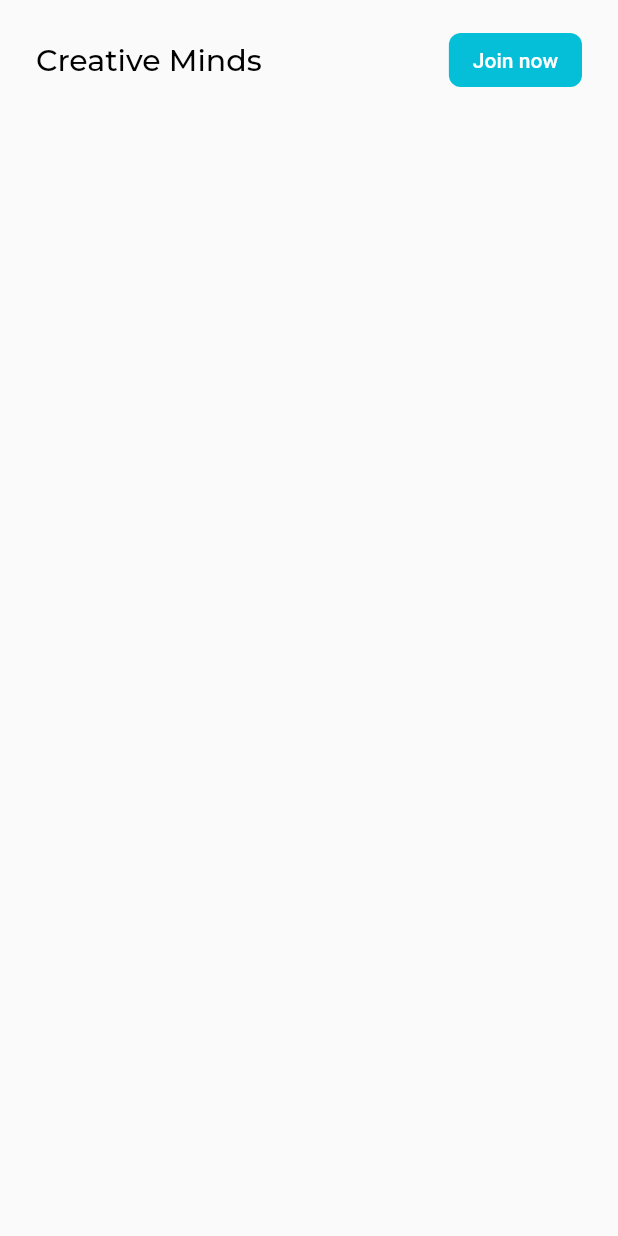
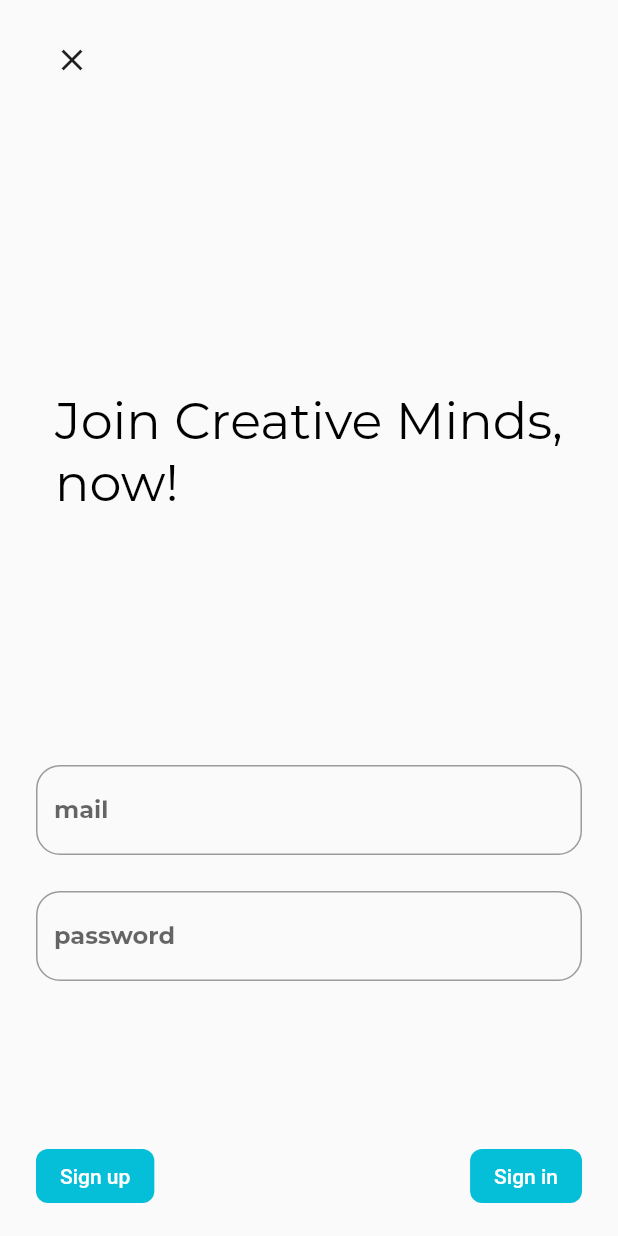
Before and after one commit to wojtekoziol/creative_minds, a Flutter app: the screen it shows after launch, after a tap on "Join now", on a phone screen of 412 x 824 dp. Run offline on Flutter 3.47's test engine with Material 2 defaults, Android fonts, the light colour scheme and no system bars; our stand-ins replace cloud_firestore, firebase_auth, firebase_core, flutter_hooks, flutter_riverpod, freezed_annotation and 2 more; accounts and stored records are empty; generated files the repository leaves out were written again.

Commit message:
Add login page

```diff
--- a/analysis_options.yaml
+++ b/analysis_options.yaml
@@ -5,6 +5,7 @@ linter:
     public_member_api_docs: false
     require_trailing_commas: false
     flutter_style_todos: false
+    use_build_context_synchronously: false
 
 analyzer:
   exclude:
--- a/lib/app/app.dart
+++ b/lib/app/app.dart
@@ -1,5 +1,5 @@
+import 'package:creative_minds/app/app_router.dart';
 import 'package:creative_minds/config/theme/light_theme.dart';
-import 'package:creative_minds/view/navigation/navigation_view.dart';
 import 'package:flutter/material.dart';
 import 'package:flutter_riverpod/flutter_riverpod.dart';
 
@@ -11,7 +11,7 @@ class App extends StatelessWidget {
     return ProviderScope(
       child: MaterialApp(
         theme: lightTheme,
-        home: const NavigationView(),
+        onGenerateRoute: AppRouter.generateRoute,
       ),
     );
   }
--- /dev/null
+++ b/lib/app/app_router.dart
@@ -0,0 +1,29 @@
+import 'package:creative_minds/view/login/login_view.dart';
+import 'package:creative_minds/view/navigation/navigation_view.dart';
+import 'package:flutter/material.dart';
+
+class AppRouter {
+  static Route<dynamic> generateRoute(RouteSettings settings) {
+    switch (settings.name) {
+      case NavigationView.route:
+        return MaterialPageRoute(builder: (_) => const NavigationView());
+
+      case LoginView.route:
+        return PageRouteBuilder(
+          pageBuilder: (_, __, ___) => const LoginView(),
+          transitionsBuilder: (_, animation, __, child) {
+            final tween = Tween(
+              begin: const Offset(0, 1),
+              end: Offset.zero,
+            );
+            return SlideTransition(
+              position: animation.drive(tween),
+              child: child,
+            );
+          },
+        );
+    }
+
+    return MaterialPageRoute(builder: (_) => const NavigationView());
+  }
+}
--- a/lib/config/theme/light_theme.dart
+++ b/lib/config/theme/light_theme.dart
@@ -9,6 +9,7 @@ final lightTheme = ThemeData.light().copyWith(
     secondary: kGraphite,
   ),
   textTheme: GoogleFonts.montserratTextTheme(const TextTheme(
+    headline4: TextStyle(color: Colors.black),
     headline6: TextStyle(color: Colors.black),
     subtitle1: TextStyle(color: Colors.black, fontWeight: FontWeight.bold),
     bodyText1: TextStyle(color: Colors.black),
@@ -24,4 +25,12 @@ final lightTheme = ThemeData.light().copyWith(
     ),
   ),
   dividerColor: kLightGrey,
+  snackBarTheme: SnackBarThemeData(
+    behavior: SnackBarBehavior.floating,
+    backgroundColor: Colors.red,
+    elevation: 0,
+    shape: RoundedRectangleBorder(
+      borderRadius: BorderRadius.circular(Insets.s),
+    ),
+  ),
 );
--- a/lib/data/interfaces/i_auth_repo.dart
+++ b/lib/data/interfaces/i_auth_repo.dart
@@ -2,10 +2,13 @@ import 'package:firebase_auth/firebase_auth.dart';
 
 abstract class IAuthRepo {
   Stream<User?> get authStateChanges;
+  Future<void> signUpWithEmailAndPassword({
+    required String email,
+    required String password,
+  });
   Future<void> signInWithEmailAndPassword({
     required String email,
     required String password,
   });
-  Future<void> signInAnonymously();
   Future<void> signOut();
 }
--- /dev/null
+++ b/lib/view/login/login_view.dart
@@ -0,0 +1,190 @@
+import 'package:creative_minds/config/insets.dart';
+import 'package:creative_minds/data/controllers/auth_controller.dart';
+import 'package:creative_minds/view/login/widgets/login_text_field.dart';
+import 'package:flutter/material.dart';
+import 'package:flutter_hooks/flutter_hooks.dart';
+import 'package:hooks_riverpod/hooks_riverpod.dart';
+
+class LoginView extends HookConsumerWidget {
+  const LoginView({super.key});
+
+  static const route = '/login';
+
+  @override
+  Widget build(BuildContext context, WidgetRef ref) {
+    final textTheme = Theme.of(context).textTheme;
+
+    final mailController = useTextEditingController();
+    final passwordController = useTextEditingController();
+
+    final formKey = GlobalKey<FormState>();
+
+    return Scaffold(
+      body: Padding(
+        padding: const EdgeInsets.symmetric(horizontal: Insets.m),
+        child: CustomScrollView(
+          slivers: [
+            SliverFillRemaining(
+              hasScrollBody: false,
+              child: Stack(
+                children: [
+                  Align(
+                    alignment: const Alignment(0, -0.3),
+                    child: Text(
+                      'Join Creative Minds,\nnow!',
+                      style: textTheme.headline4,
+                    ),
+                  ),
+                  Align(
+                    alignment: const Alignment(0, 0.5),
+                    child: _LoginForm(
+                      formKey: formKey,
+                      mailController: mailController,
+                      passwordController: passwordController,
+                    ),
+                  ),
+                  Align(
+                    alignment: Alignment.topLeft,
+                    child: SafeArea(
+                      child: Padding(
+                        padding: const EdgeInsets.only(top: Insets.s),
+                        child: IconButton(
+                          onPressed: Navigator.of(context).pop,
+                          icon: const Icon(Icons.close),
+                        ),
+                      ),
+                    ),
+                  ),
+                  Align(
+                    alignment: Alignment.bottomCenter,
+                    child: SafeArea(
+                      child: Padding(
+                        padding: const EdgeInsets.only(bottom: Insets.s),
+                        child: _LoginButtons(
+                          formKey: formKey,
+                          mailController: mailController,
+                          passwordController: passwordController,
+                        ),
+                      ),
+                    ),
+                  ),
+                ],
+              ),
+            )
+          ],
+        ),
+      ),
+    );
+  }
+}
+
+class _LoginForm extends StatelessWidget {
+  const _LoginForm({
+    required this.formKey,
+    required this.mailController,
+    required this.passwordController,
+  });
+
+  final GlobalKey<FormState> formKey;
+  final TextEditingController mailController;
+  final TextEditingController passwordController;
+
+  @override
+  Widget build(BuildContext context) {
+    return Form(
+      key: formKey,
+      child: Column(
+        mainAxisSize: MainAxisSize.min,
+        children: [
+          LoginTextField(
+            controller: mailController,
+            hintText: 'mail',
+            validator: (text) {
+              if (text == null || !text.contains('@') || !text.contains('.')) {
+                return 'Mail is invalid';
+              }
+              return null;
+            },
+          ),
+          const SizedBox(height: Insets.m),
+          LoginTextField(
+            controller: passwordController,
+            hintText: 'password',
+            obscureText: true,
+            validator: (text) {
+              if (text == null || text.length < 6) {
+                return 'Password must be at least 6 characters long';
+              }
+              return null;
+            },
+          ),
+        ],
+      ),
+    );
+  }
+}
+
+class _LoginButtons extends ConsumerWidget {
+  const _LoginButtons({
+    required this.formKey,
+    required this.mailController,
+    required this.passwordController,
+  });
+
+  final GlobalKey<FormState> formKey;
+  final TextEditingController mailController;
+  final TextEditingController passwordController;
+
+  @override
+  Widget build(BuildContext context, WidgetRef ref) {
+    return Row(
+      mainAxisAlignment: MainAxisAlignment.spaceBetween,
+      children: [
+        ElevatedButton(
+          onPressed: () async {
+            if (!formKey.currentState!.validate()) return;
+            final authController = ref.read(authControllerProvider.notifier);
+            final isSignedUp = await authController.signUpWithEmailAndPassword(
+              email: mailController.text,
+              password: passwordController.text,
+            );
+            if (isSignedUp) {
+              Navigator.of(context).pop();
+            } else {
+              ScaffoldMessenger.of(context).showSnackBar(
+                const SnackBar(
+                  content: Text(
+                    'Account already exists or password is too weak',
+                  ),
+                  margin: EdgeInsets.fromLTRB(Insets.s, 0, Insets.s, Insets.s),
+                ),
+              );
+            }
+          },
+          child: const Text('Sign up'),
+        ),
+        ElevatedButton(
+          onPressed: () async {
+            if (!formKey.currentState!.validate()) return;
+            final authController = ref.read(authControllerProvider.notifier);
+            final isSignedIn = await authController.signInWithEmailAndPassword(
+              email: mailController.text,
+              password: passwordController.text,
+            );
+            if (isSignedIn) {
+              Navigator.of(context).pop();
+            } else {
+              ScaffoldMessenger.of(context).showSnackBar(
+                const SnackBar(
+                  content: Text('Incorrect mail or password'),
+                  margin: EdgeInsets.fromLTRB(Insets.s, 0, Insets.s, Insets.s),
+                ),
+              );
+            }
+          },
+          child: const Text('Sign in'),
+        ),
+      ],
+    );
+  }
+}
--- /dev/null
+++ b/lib/view/login/widgets/login_text_field.dart
@@ -0,0 +1,33 @@
+import 'package:creative_minds/config/insets.dart';
+import 'package:flutter/material.dart';
+
+class LoginTextField extends StatelessWidget {
+  const LoginTextField({
+    super.key,
+    required this.controller,
+    this.hintText,
+    this.obscureText = false,
+    this.validator,
+  });
+
+  final TextEditingController controller;
+  final String? hintText;
+  final bool obscureText;
+  final String? Function(String? text)? validator;
+
+  @override
+  Widget build(BuildContext context) {
+    return TextFormField(
+      validator: validator,
+      controller: controller,
+      decoration: InputDecoration(
+        border: OutlineInputBorder(
+          borderRadius: BorderRadius.circular(Insets.s),
+        ),
+        hintText: hintText,
+      ),
+      obscureText: obscureText,
+      autocorrect: false,
+    );
+  }
+}
--- a/lib/view/posts/widgets/post_card.dart
+++ b/lib/view/posts/widgets/post_card.dart
@@ -61,10 +61,8 @@ class PostCard extends ConsumerWidget {
                 );
               },
             ),
-
             const SizedBox(height: Insets.l),
             Text(post.text, style: theme.textTheme.bodyText1),
-            // TODO: Comments section
           ],
         ),
       ),
```
Also changed, not shown: lib/data/controllers/auth_controller.dart (+25 -11 lines), lib/data/repositories/firebase_auth_repo.dart (+7 -2 lines), lib/view/navigation/navigation_view.dart (+9 -7 lines).
